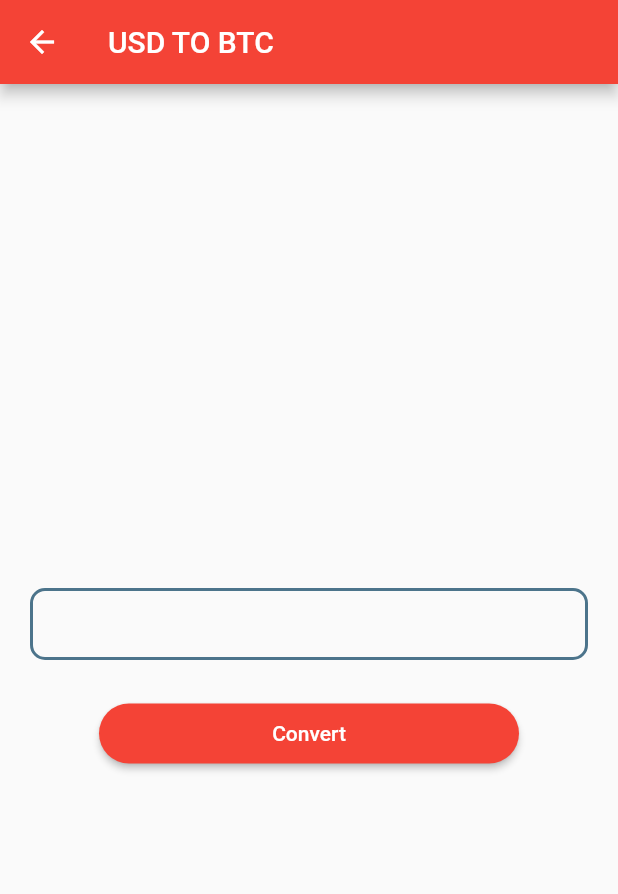
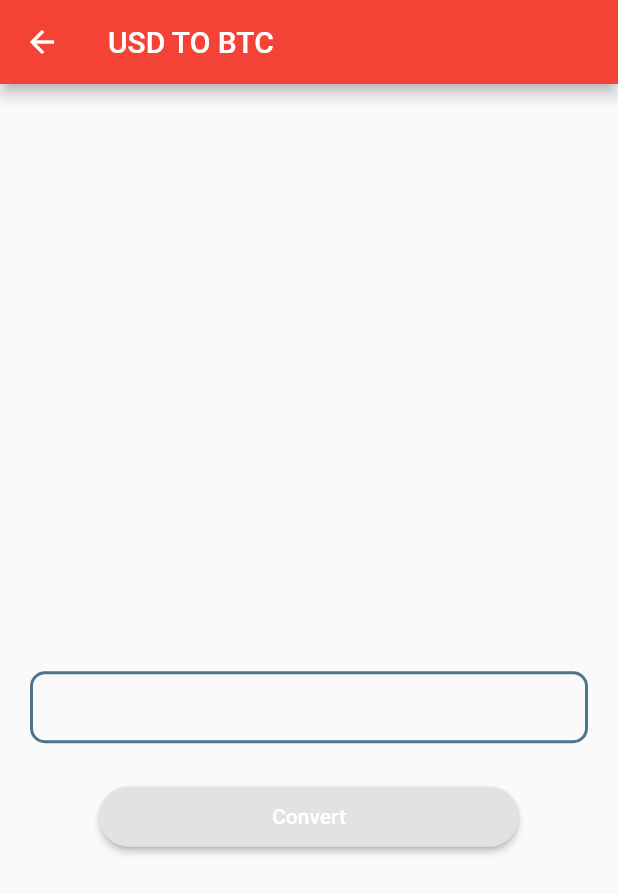
Before and after one commit to utrgv-software-engineering/bitcoin-calculator-fixed-vanessathefirst, a Flutter app: the usdToBtc screen opened directly, after a tap on "Convert", on a phone screen of 412 x 824 dp. Shown: the top 894 px of the screen. Run offline on Flutter 3.47's test engine with Material 2 defaults, Android fonts, the phone set to English and light mode, and no system bars.

```diff
--- a/lib/usdToBtc.dart
+++ b/lib/usdToBtc.dart
@@ -1,4 +1,7 @@
+import 'package:bitcoin_calculator/main.dart';
+import 'package:bitcoin_calculator/utils/calculations.dart';
 import 'package:flutter/material.dart';
+import 'main.dart';
 
 class usdToBtc extends StatefulWidget {
   usdToBtc({Key key, this.title}) : super(key: key);
@@ -10,12 +13,13 @@ class usdToBtc extends StatefulWidget {
 }
 
 class _usdToBtc extends State<usdToBtc> {
-  int _counter = 0;
+  TextEditingController usd = TextEditingController();
+  double result;
+  bool _isNotEmpty = false;
+  bool btcColor = false;
 
   void _incrementCounter() {
-    setState(() {
-      _counter++;
-    });
+    setState(() {});
   }
 
   @override
@@ -30,11 +34,25 @@ class _usdToBtc extends State<usdToBtc> {
           mainAxisAlignment: MainAxisAlignment.center,
           children: <Widget>[
             Padding(
-              padding: EdgeInsets.only(left: 20, right: 20, top: 25),
+              padding: EdgeInsets.only(top: 15),
+              child: !btcColor
+                  ? Text("", style: TextStyle(color: Colors.white))
+                  : Text(
+                      "BTC price is $result",
+                      style: TextStyle(
+                          fontSize: 20,
+                          fontWeight: FontWeight.bold,
+                          color: Colors.green),
+                      key: Key('result'),
+                    ),
+            ),
+            Padding(
+              padding: EdgeInsets.only(left: 20, right: 20, top: 105),
               child: Focus(
                 child: TextField(
                   key: Key('enter-usd-field'),
                   textAlign: TextAlign.left,
+                  controller: usd,
                   keyboardType: TextInputType.number,
                   decoration: InputDecoration(
                       contentPadding: EdgeInsets.only(left: 10, right: 20),
@@ -43,26 +61,50 @@ class _usdToBtc extends State<usdToBtc> {
                         borderSide: new BorderSide(
                             width: 2, color: Color.fromRGBO(76, 116, 139, 1)),
                       )),
+                  onChanged: (text) {
+                    if (text.isEmpty) {
+                      setState(() {
+                        _isNotEmpty = false;
+                        btcColor = false;
+                      });
+                    }
+                  },
                 ),
+                onFocusChange: (hadFocus) {
+                  setState(() {
+                    _isNotEmpty = hadFocus;
+                  });
+                },
               ),
             ),
             Padding(
                 padding: EdgeInsets.only(top: 25),
                 child: ElevatedButton(
                   style: ElevatedButton.styleFrom(
-                      primary: Colors.red, // background
-                      onPrimary: Colors.red,
+                      primary: _isNotEmpty
+                          ? Colors.red
+                          : Color.fromRGBO(226, 226, 226, 1), // background
+                      onPrimary: Colors.white,
                       shape: RoundedRectangleBorder(
                           borderRadius: BorderRadius.circular(30.0)),
                       minimumSize: Size(280, 40) // foreground
                       ),
-                  onPressed: () {},
+                  onPressed: () {
+                    result = double.tryParse(usd.text);
+
+                    if (usd.text.isNotEmpty) {
+                      setState(() {
+                        btcColor = true;
+                        result = CurrencyCalculations.usdtobtc(result);
+                      });
+                    }
+                  },
                   child: Text(
                     'Convert',
                     style: new TextStyle(color: Colors.white),
                     key: Key('convert-button'),
                   ),
-                ))
+                )),
           ],
         ),
       ),
```
Also changed, not shown: lib/btcToUsd.dart (+39 -7 lines), lib/utils/calculations.dart (added, +11 -0 lines), test_driver/app_test.dart (+32 -12 lines), 1 other file.
